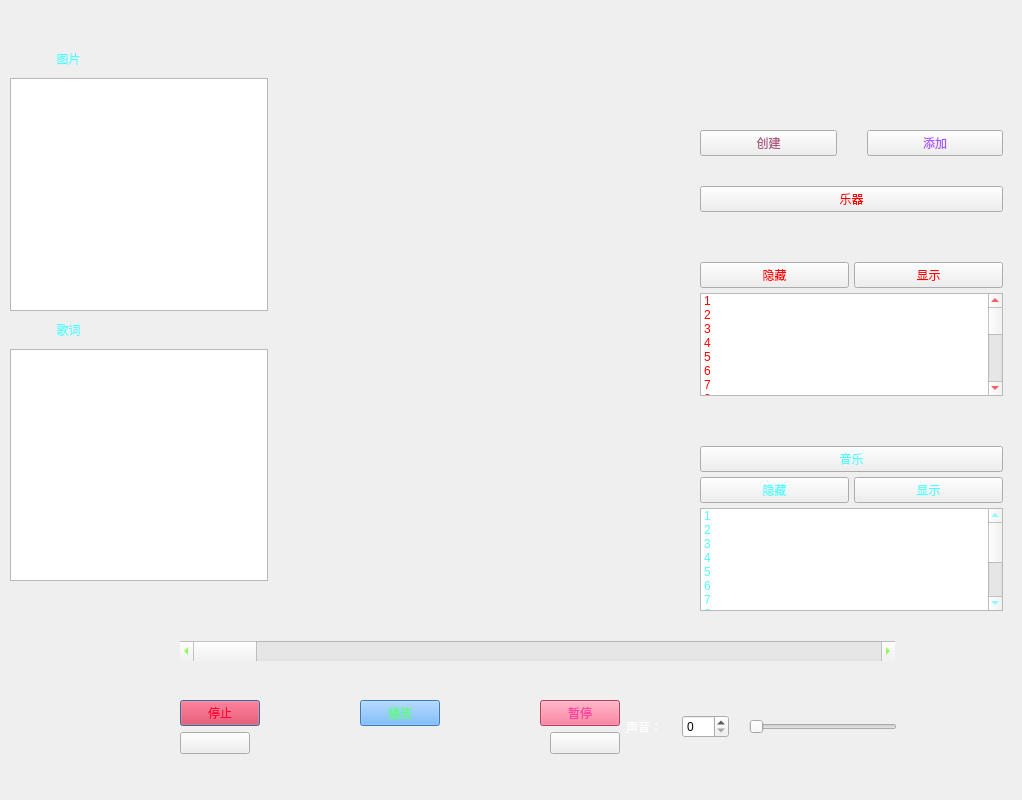
This is gui.ui in QGrain/Matlab-Music as Qt 5 draws it before an edit. The edited form follows.
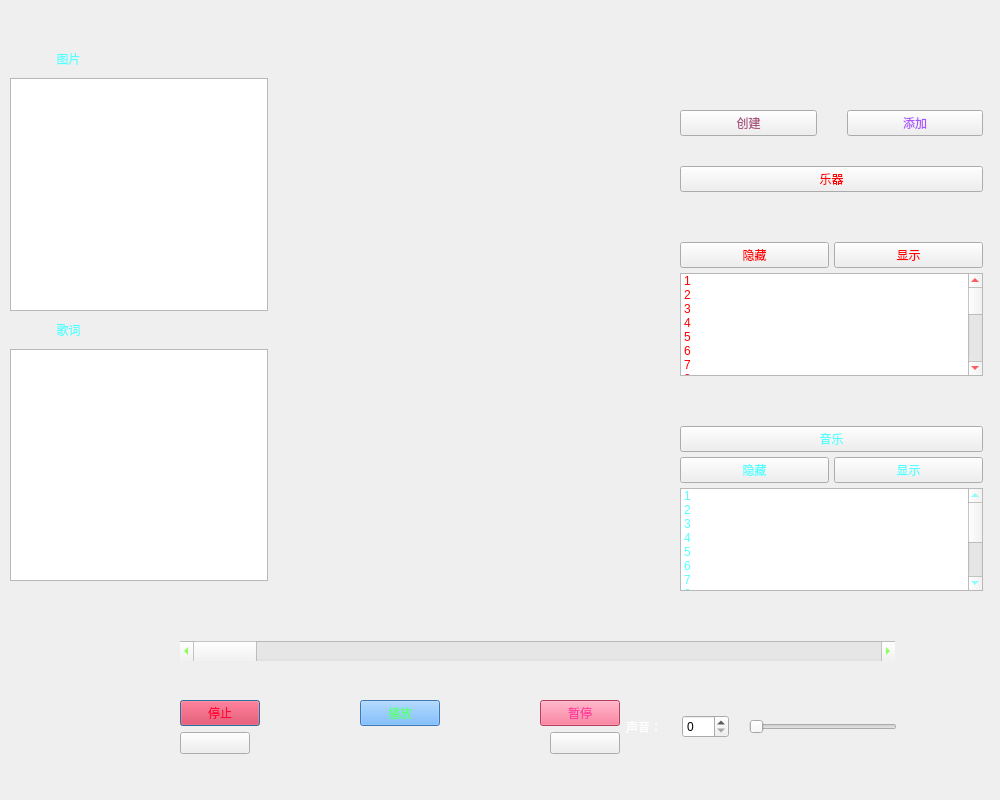
This is the edited form. Icons and pictures are not drawn.

The edit to the form file:
```diff
--- a/gui.ui
+++ b/gui.ui
@@ -9,7 +9,7 @@
    <rect>
     <x>0</x>
     <y>0</y>
-    <width>1022</width>
+    <width>1000</width>
     <height>800</height>
    </rect>
   </property>
@@ -324,8 +324,8 @@
   <widget class="QWidget" name="layoutWidget">
    <property name="geometry">
     <rect>
-     <x>700</x>
-     <y>130</y>
+     <x>680</x>
+     <y>110</y>
      <width>303</width>
      <height>481</height>
     </rect>
@@ -337,7 +337,7 @@
     <item>
      <layout class="QHBoxLayout" name="horizontalLayout_7">
       <item>
-       <widget class="QPushButton" name="open">
+       <widget class="QPushButton" name="add">
         <property name="styleSheet">
          <string notr="true">color: rgb(170, 85, 127);</string>
         </property>
@@ -347,7 +347,7 @@
        </widget>
       </item>
       <item>
-       <widget class="QPushButton" name="add">
+       <widget class="QPushButton" name="open">
         <property name="styleSheet">
          <string notr="true">color: rgb(170, 85, 255);</string>
         </property>
```
